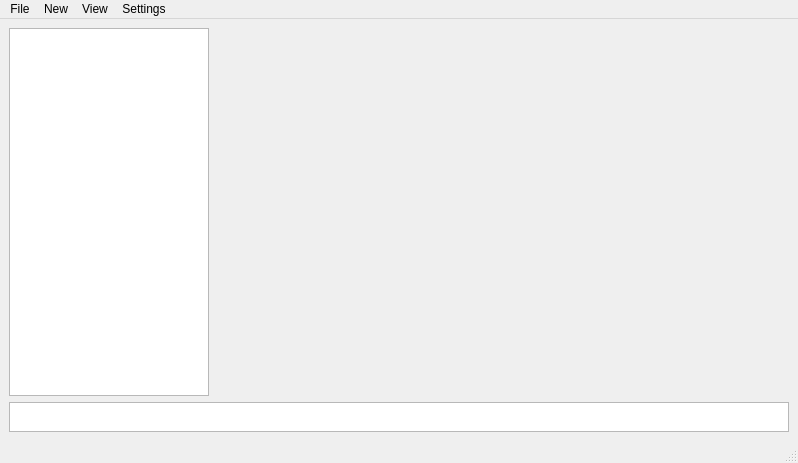
Qt form view/mainwindow.ui (krukmichal/Data-Analysis-GUI) before a commit.
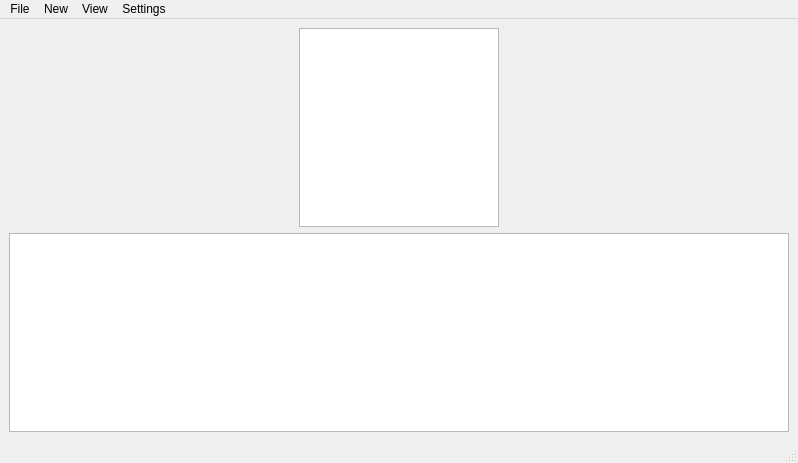
The same form after that commit. Custom widgets are drawn as their Qt base class.

What changed in the file:
```diff
--- a/view/mainwindow.ui
+++ b/view/mainwindow.ui
@@ -28,22 +28,16 @@
        </widget>
       </item>
       <item>
-       <widget class="PlotWidget" name="graphWidget" native="true"/>
+       <layout class="QVBoxLayout" name="graphLayout"/>
       </item>
      </layout>
     </item>
     <item>
-     <widget class="QListWidget" name="metricList">
-      <property name="maximumSize">
-       <size>
-        <width>16777215</width>
-        <height>30</height>
-       </size>
-      </property>
-      <property name="flow">
-       <enum>QListView::LeftToRight</enum>
-      </property>
-     </widget>
+     <layout class="QVBoxLayout" name="verticalLayout_2">
+      <item>
+       <widget class="QListWidget" name="metricList"/>
+      </item>
+     </layout>
     </item>
    </layout>
   </widget>
@@ -105,14 +99,6 @@
    </property>
   </action>
  </widget>
- <customwidgets>
-  <customwidget>
-   <class>PlotWidget</class>
-   <extends>QWidget</extends>
-   <header>pyqtgraph</header>
-   <container>1</container>
-  </customwidget>
- </customwidgets>
  <resources/>
  <connections/>
 </ui>
```
